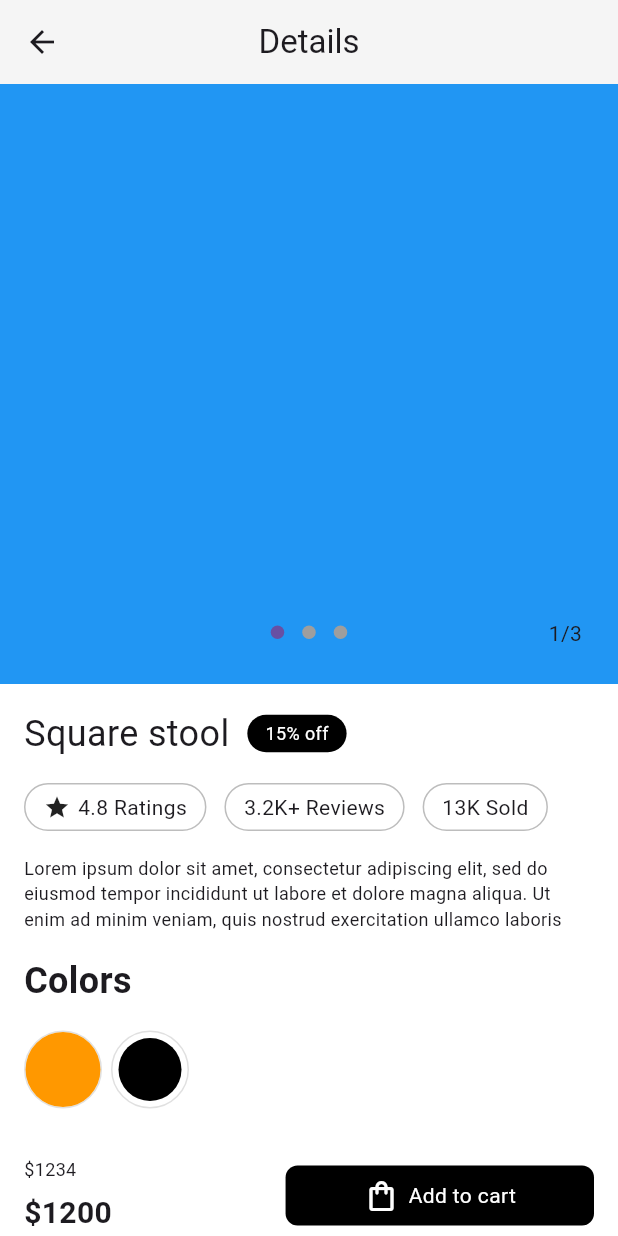
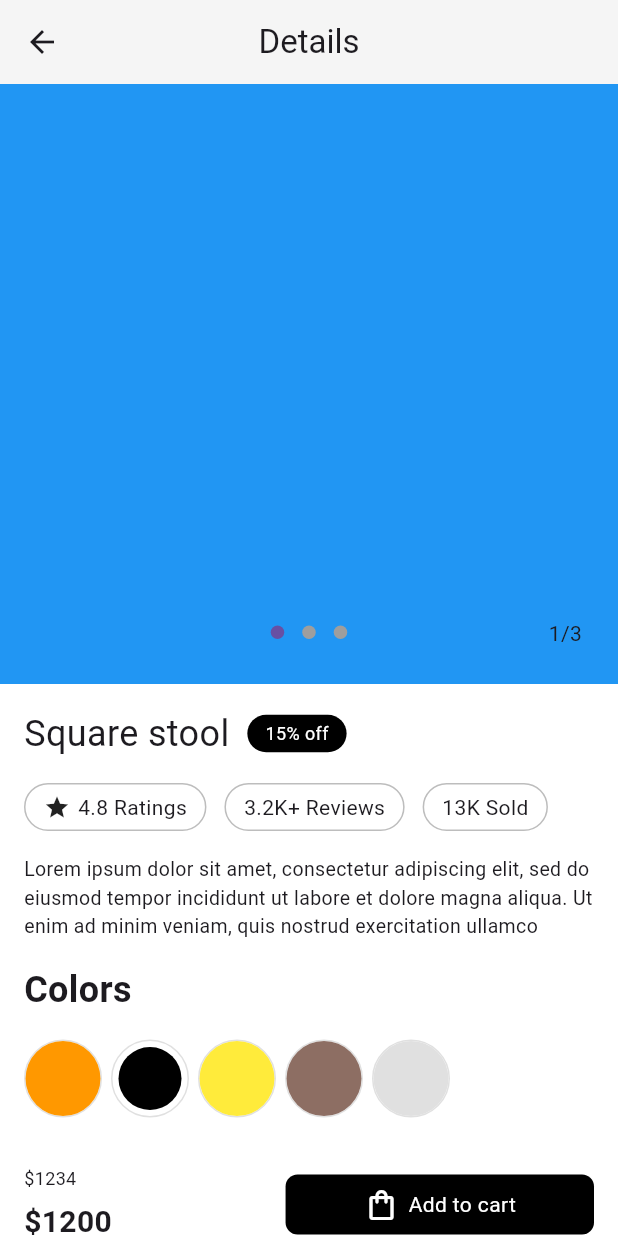
Before and after one commit to JAICHANGPARK/flutter_notebook_chapter_49, a Flutter app: the FurnitureDetailPage screen opened directly, on a phone screen of 412 x 824 dp. Run offline on Flutter 3.47's test engine with Material 3 defaults, Android fonts, the phone set to English and light mode, and no system bars; drawn by our look-alikes of dots_indicator; our stand-ins replace gap, google_fonts.

Commit message:
Update furniture_detail_page.dart

```diff
--- a/lib/ep2460_furniture_app/ui/furniture_detail_page.dart
+++ b/lib/ep2460_furniture_app/ui/furniture_detail_page.dart
@@ -133,7 +133,7 @@ class _FurnitureDetailPageState extends State<FurnitureDetailPage> {
                   Text(
                     "Lorem ipsum dolor sit amet, consectetur adipiscing elit, sed do eiusmod tempor incididunt ut labore et dolore magna aliqua. Ut enim ad minim veniam, quis nostrud exercitation ullamco laboris nisi ut aliquip ex ea commodo consequat. Duis aute irure dolor in reprehenderit in voluptate velit esse cillum dolore eu fugiat nulla pariatur. Excepteur sint occaecat cupidatat non proident, sunt in culpa qui officia deserunt mollit anim id est laborum.",
                     maxLines: 3,
-                    style: TextStyle(fontSize: 12),
+                    style: TextStyle(fontSize: 13),
                   ),
                   Text(
                     "Colors",
@@ -162,6 +162,33 @@ class _FurnitureDetailPageState extends State<FurnitureDetailPage> {
                           ),
                           padding: .all(4),
                           child: CircleAvatar(backgroundColor: Colors.black),
+                        ),
+                        Container(
+                          height: 52,
+                          width: 52,
+                          decoration: BoxDecoration(
+                            shape: BoxShape.circle,
+                            border: Border.all(color: Colors.grey[300]!),
+                          ),
+                          child: CircleAvatar(backgroundColor: Colors.yellow),
+                        ),
+                        Container(
+                          height: 52,
+                          width: 52,
+                          decoration: BoxDecoration(
+                            shape: BoxShape.circle,
+                            border: Border.all(color: Colors.grey[300]!),
+                          ),
+                          child: CircleAvatar(backgroundColor: Colors.brown[400]!,),
+                        ),
+                        Container(
+                          height: 52,
+                          width: 52,
+                          decoration: BoxDecoration(
+                            shape: BoxShape.circle,
+                            border: Border.all(color: Colors.grey[300]!),
+                          ),
+                          child: CircleAvatar(backgroundColor: Colors.grey[300]!),
                         ),
                       ],
                     ),
```
